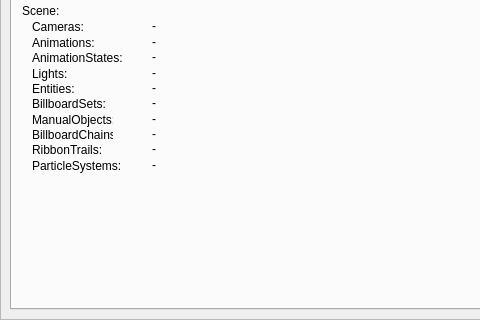
This is bin/data/ui/profiler.ui in realXtend/tundra as Qt 5 draws it before an edit; both pictures show x 0 to 480 and y 221 to 541 of the 679 by 541 pixel window. The edited form follows.
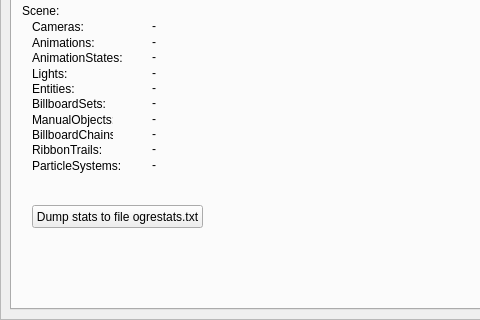
This is the edited form. The open tabs and pages were chosen to show the change.

Commit message: Added a button to profiler which dumps information of Ogre meshes and textures to ogrestats.txt.

The edit to the form file:
```diff
--- a/bin/data/ui/profiler.ui
+++ b/bin/data/ui/profiler.ui
@@ -755,6 +755,19 @@
            <string>-</string>
           </property>
          </widget>
+         <widget class="QPushButton" name="pushButtonDumpOgreStats">
+          <property name="geometry">
+           <rect>
+            <x>20</x>
+            <y>390</y>
+            <width>171</width>
+            <height>23</height>
+           </rect>
+          </property>
+          <property name="text">
+           <string>Dump stats to file ogrestats.txt</string>
+          </property>
+         </widget>
         </widget>
         <widget class="QWidget" name="tab_4">
          <attribute name="title">
```
Left out of the diff: 2 changed lines with no effect on the pictures. The commit also changes 2 other files.
